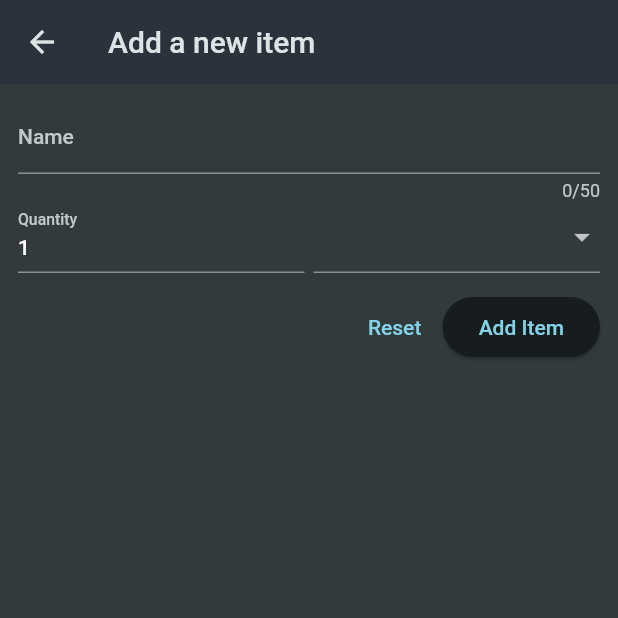
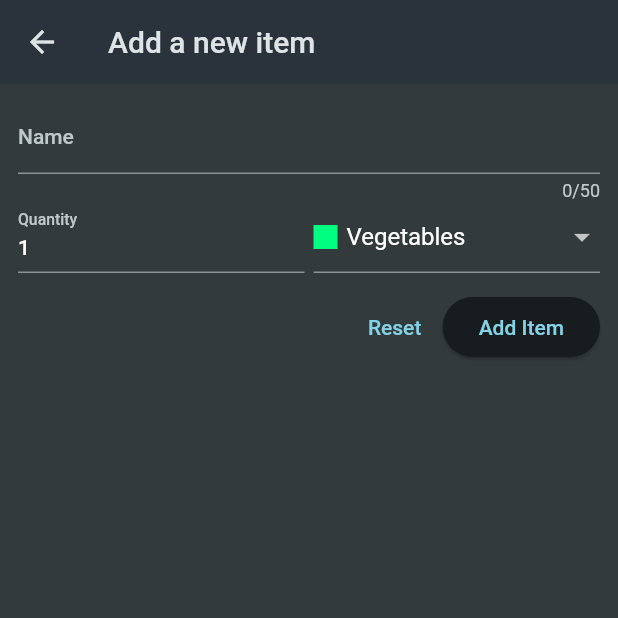
Before and after one commit to saurabhmirajkar/shopping-list, a Flutter app: the screen it shows after launch, after a tap on the "add" icon, on a phone screen of 412 x 824 dp, the top half of it. Run offline on Flutter 3.47's test engine with Material 2 defaults, Android fonts, the phone set to English and light mode, and no system bars.

Commit message:
project completed

```diff
--- a/lib/widgets/groceries_list.dart
+++ b/lib/widgets/groceries_list.dart
@@ -1,5 +1,5 @@
 import 'package:flutter/material.dart';
-import 'package:shopping_list/data/dummy_items.dart';
+import 'package:shopping_list/models/grocery_item.dart';
 import 'package:shopping_list/widgets/new_item.dart';
 
 class GroceryList extends StatefulWidget {
@@ -10,13 +10,56 @@ class GroceryList extends StatefulWidget {
 }
 
 class _GroceryListState extends State<GroceryList> {
-  void _addItem() {
-    Navigator.of(context)
-        .push(MaterialPageRoute(builder: (_) => const NewItem()));
+  final List<GroceryItem> _groceryItems = [];
+
+  void _addItem() async {
+    final newItem = await Navigator.of(context).push<GroceryItem>(
+      MaterialPageRoute(
+        builder: (_) => const NewItem(),
+      ),
+    );
+
+    if (newItem == null) {
+      return;
+    }
+    setState(() {
+      _groceryItems.add(newItem);
+    });
+  }
+
+  void _removeItem(GroceryItem item) {
+    setState(() {
+      _groceryItems.remove(item);
+    });
   }
 
   @override
   Widget build(BuildContext context) {
+    Widget content = const Center(child: Text('No items added yet'));
+
+    if (_groceryItems.isNotEmpty) {
+      content = ListView.builder(
+        itemCount: _groceryItems.length,
+        itemBuilder: (context, index) {
+          return Dismissible(
+            key: ValueKey(_groceryItems[index].id),
+            onDismissed: (direction) {
+              _removeItem(_groceryItems[index]);
+            },
+            child: ListTile(
+              leading: Container(
+                width: 24,
+                height: 24,
+                color: _groceryItems[index].category.color,
+              ),
+              title: Text(_groceryItems[index].name),
+              trailing: Text(_groceryItems[index].quantity.toString()),
+            ),
+          );
+        },
+      );
+    }
+
     return Scaffold(
       appBar: AppBar(
         title: const Text('Your Groceries'),
@@ -27,20 +70,7 @@ class _GroceryListState extends State<GroceryList> {
           )
         ],
       ),
-      body: ListView.builder(
-        itemCount: groceryItems.length,
-        itemBuilder: (context, index) {
-          return ListTile(
-            leading: Container(
-              width: 24,
-              height: 24,
-              color: groceryItems[index].category.color,
-            ),
-            title: Text(groceryItems[index].name),
-            trailing: Text(groceryItems[index].quantity.toString()),
-          );
-        },
-      ),
+      body: content,
     );
   }
 }
--- a/lib/widgets/new_item.dart
+++ b/lib/widgets/new_item.dart
@@ -1,5 +1,7 @@
 import 'package:flutter/material.dart';
 import 'package:shopping_list/data/categories.dart';
+import 'package:shopping_list/models/category.dart';
+import 'package:shopping_list/models/grocery_item.dart';
 
 class NewItem extends StatefulWidget {
   const NewItem({super.key});
@@ -11,8 +13,20 @@ class NewItem extends StatefulWidget {
 class _NewItemState extends State<NewItem> {
   final _formKey = GlobalKey<FormState>();
 
+  var _enteredName = '';
+  var _enteredQuantity = 1;
+  var _selectedCategory = categories[Categories.vegetables]!;
+
   void _saveItem() {
-    _formKey.currentState!.validate();
+    if (_formKey.currentState!.validate()) {
+      _formKey.currentState!.save();
+      Navigator.of(context).pop(GroceryItem(
+        id: DateTime.now().toString(),
+        name: _enteredName,
+        quantity: _enteredQuantity,
+        category: _selectedCategory,
+      ));
+    }
   }
 
   @override
@@ -39,6 +53,9 @@ class _NewItemState extends State<NewItem> {
                   }
                   return null;
                 },
+                onSaved: (value) {
+                  _enteredName = value!;
+                },
               ),
               Row(
                 crossAxisAlignment: CrossAxisAlignment.end,
@@ -48,7 +65,7 @@ class _NewItemState extends State<NewItem> {
                       keyboardType: TextInputType.number,
                       decoration:
                           const InputDecoration(label: Text('Quantity')),
-                      initialValue: '1',
+                      initialValue: _enteredQuantity.toString(),
                       validator: (value) {
                         if (value == null ||
                             value.isEmpty ||
@@ -58,11 +75,15 @@ class _NewItemState extends State<NewItem> {
                         }
                         return null;
                       },
+                      onSaved: (value) {
+                        _enteredQuantity = int.parse(value!);
+                      },
                     ),
                   ),
                   const SizedBox(width: 6),
                   Expanded(
                     child: DropdownButtonFormField(
+                      value: _selectedCategory,
                       items: [
                         for (final category in categories.entries)
                           DropdownMenuItem(
@@ -80,7 +101,11 @@ class _NewItemState extends State<NewItem> {
                             ),
                           ),
                       ],
-                      onChanged: (newValue) {},
+                      onChanged: (value) {
+                        setState(() {
+                          _selectedCategory = value!;
+                        });
+                      },
                     ),
                   )
                 ],
```
Also changed, not shown: 1 other file.
